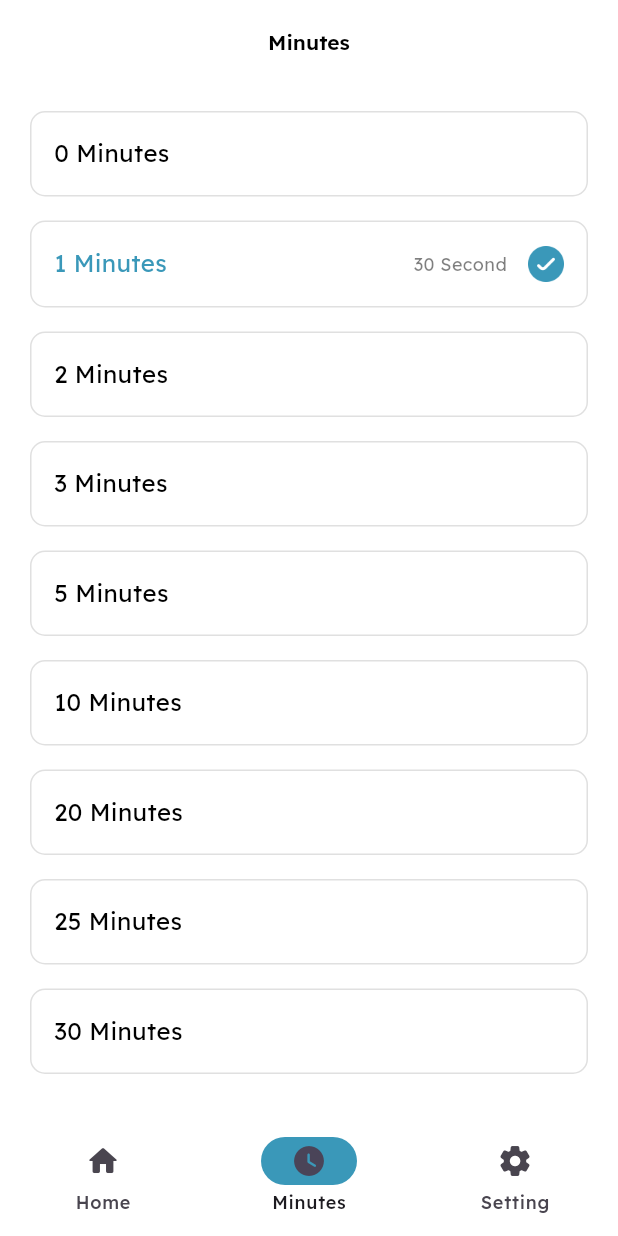
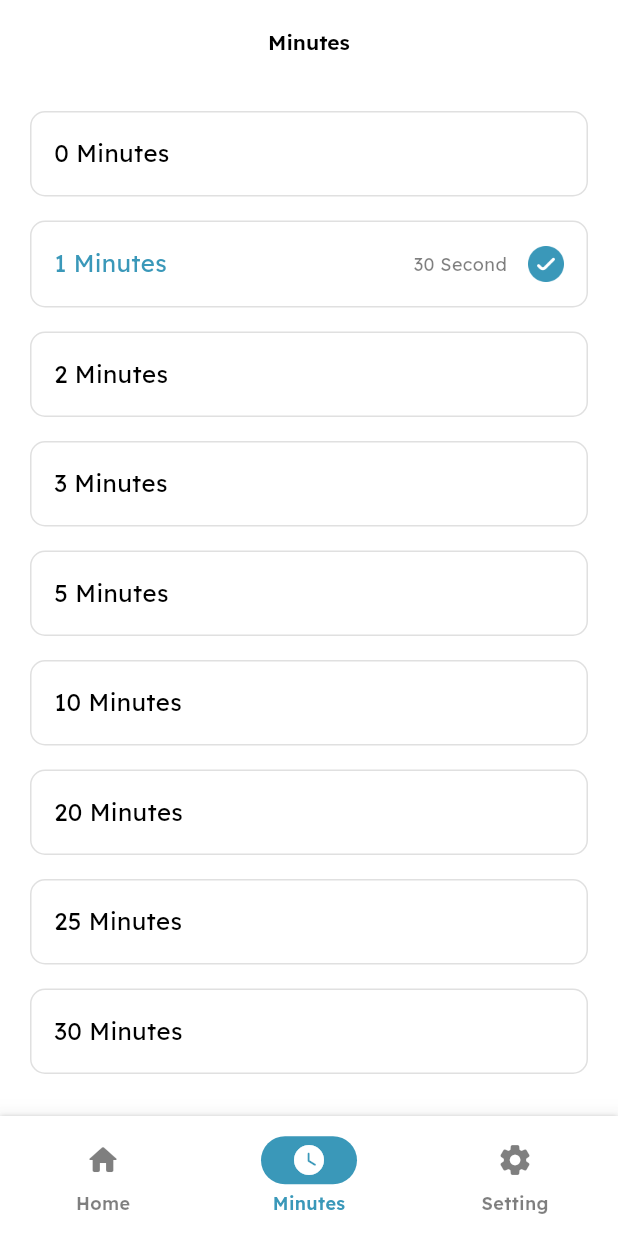
Before and after one commit to krupaliL/parent_internet_lock, a Flutter app: the NavigationMenu screen opened directly, item 2 of the bottom bar chosen, on a phone screen of 412 x 824 dp. Run offline on Flutter 3.47's test engine with Material 3 defaults, Android fonts, the phone set to English and light mode, and no system bars; drawn by our look-alikes of flutter_smart_dialog; our stand-ins replace get, iconsax, pinput.

Commit message:
navigationBar widgets modification and remove some unwanted comments

```diff
--- a/lib/features/internet/screens/home/home.dart
+++ b/lib/features/internet/screens/home/home.dart
@@ -68,6 +68,7 @@ class HomeScreen extends StatelessWidget {
                     },
                   ),
           ),
+          // const SizedBox(height: 10),
         ],
       ),
     );
--- a/lib/features/internet/screens/minutes/minutes.dart
+++ b/lib/features/internet/screens/minutes/minutes.dart
@@ -24,6 +24,7 @@ class MinutesScreen extends StatelessWidget {
           children: [
             const SizedBox(height: 10),
             Expanded(child: MinutesList()),
+            // const SizedBox(height: 10),
           ],
         ),
       )
--- a/lib/features/internet/screens/minutes/widgets/minutes_tile.dart
+++ b/lib/features/internet/screens/minutes/widgets/minutes_tile.dart
@@ -44,10 +44,10 @@ class MinutesList extends StatelessWidget {
                         borderRadius: BorderRadius.circular(10),
                         boxShadow: [
                           BoxShadow(
-                            color: Colors.grey.withOpacity(0.5), // Shadow color
-                            spreadRadius: 0.3, // Spread radius
-                            blurRadius: 0.5, // Blur radius
-                            offset: const Offset(0, 0), // Offset in x and y direction
+                            color: Colors.grey.withOpacity(0.5),
+                            spreadRadius: 0.3,
+                            blurRadius: 0.5,
+                            offset: const Offset(0, 0),
                           ),
                         ],
                       ),
--- a/lib/features/personalization/screens/settings/settings_screen.dart
+++ b/lib/features/personalization/screens/settings/settings_screen.dart
@@ -115,6 +115,7 @@ class SettingsScreen extends StatelessWidget {
                   ),
                 ],
               ),
+              const SizedBox(height: 15),
             ],
           ),
         )
--- a/lib/navigation_menu.dart
+++ b/lib/navigation_menu.dart
@@ -5,6 +5,7 @@ import 'package:parent_internet_lock/features/personalization/screens/settings/s
 import 'package:parent_internet_lock/utils/constants/colors.dart';
 
 import 'features/internet/screens/home/home.dart';
+
 class NavigationMenu extends StatelessWidget {
   const NavigationMenu({super.key});
 
@@ -14,19 +15,57 @@ class NavigationMenu extends StatelessWidget {
 
     return Scaffold(
       bottomNavigationBar: Obx(
-            () => NavigationBar(
-          height: 80,
-          elevation: 0,
-          selectedIndex: controller.selectedIndex.value,
-          onDestinationSelected: (index) => controller.selectedIndex.value = index,
-          backgroundColor: PColors.white,
-          indicatorColor: PColors.primary,
-
-          destinations: const [
-            NavigationDestination(icon: Icon(Icons.home_rounded), label: 'Home',),
-            NavigationDestination(icon: Icon(Icons.watch_later_rounded), label: 'Minutes'),
-            NavigationDestination(icon: Icon(Icons.settings_rounded), label: 'Setting'),
-          ],
+        () => Container(
+          decoration: BoxDecoration(
+            color: PColors.black50,
+            boxShadow: [
+              BoxShadow(
+                color: Colors.grey.withOpacity(0.5),
+                spreadRadius: 0.3,
+                blurRadius: 2,
+                offset: const Offset(0, 0),
+              ),
+            ],
+          ),
+          child: NavigationBar(
+            height: 80,
+            elevation: 15,
+            shadowColor: PColors.black,
+            selectedIndex: controller.selectedIndex.value,
+            onDestinationSelected: (index) => controller.changeIndex(index),
+            backgroundColor: PColors.white,
+            indicatorColor: PColors.primary,
+            destinations: [
+              NavigationDestination(
+                icon: Icon(
+                  Icons.home_rounded,
+                  color: controller.selectedIndex.value == 0
+                      ? PColors.white
+                      : PColors.black50,
+                ),
+                label: 'Home',
+              ),
+              NavigationDestination(
+                icon: Icon(
+                  Icons.watch_later_rounded,
+                  color: controller.selectedIndex.value == 1
+                      ? PColors.white
+                      : PColors.black50,
+                ),
+                label: 'Minutes',
+              ),
+              NavigationDestination(
+                icon: Icon(
+                  Icons.settings_rounded,
+                  color: controller.selectedIndex.value == 2
+                      ? PColors.white
+                      : PColors.black50,
+                ),
+                label: 'Setting',
+              ),
+            ],
+            labelBehavior: NavigationDestinationLabelBehavior.alwaysShow,
+          ),
         ),
       ),
       body: Obx(() => controller.screens[controller.selectedIndex.value]),
@@ -34,12 +73,13 @@ class NavigationMenu extends StatelessWidget {
   }
 }
 
-class NavigationController extends GetxController{
+class NavigationController extends GetxController {
   final Rx<int> selectedIndex = 0.obs;
 
-  final screens = [
-    HomeScreen(),
-    const MinutesScreen(),
-    const SettingsScreen()
-  ];
+  final screens = [HomeScreen(), const MinutesScreen(), const SettingsScreen()];
+
+  // Method to change the selected index
+  void changeIndex(int index) {
+    selectedIndex.value = index;
+  }
 }
--- a/lib/utils/theme/theme.dart
+++ b/lib/utils/theme/theme.dart
@@ -9,6 +9,14 @@ class PAppTheme {
 
   /// Light Theme
   static ThemeData lightTheme = ThemeData(
+    navigationBarTheme: NavigationBarThemeData(
+      labelTextStyle: WidgetStateProperty.resolveWith<TextStyle>((states) {
+        if (states.contains(WidgetState.selected)) {
+          return const TextStyle(fontFamily: 'LexendDeca', fontWeight: FontWeight.w600, fontSize: 12.0, color: PColors.primary);
+        }
+        return const TextStyle(fontFamily: 'LexendDeca', fontWeight: FontWeight.w600, fontSize: 12.0, color: PColors.black50);
+      }),
+    ),
     useMaterial3: true,
     fontFamily: 'LexendDeca',
     brightness: Brightness.light,
```
Also changed, not shown: lib/common/widgets/elevated_button_widgets/elevated_button_widget.dart (+4 -4 lines), lib/common/widgets/text_form_field_widgets/password_field_widget.dart (+4 -4 lines), lib/common/widgets/text_form_field_widgets/text_form_field_widget.dart (+4 -4 lines), lib/features/authentication/screens/password_configuration/forgot_password.dart (+23 -10 lines), lib/features/authentication/screens/password_configuration/update_password.dart (+24 -14 lines), lib/features/personalization/screens/settings/subscription/widgets/subscription/free_trial_elevated_button_widget.dart (+4 -4 lines), lib/features/personalization/screens/settings/subscription/widgets/subscription/subscription_plan_container_widget.dart (+8 -9 lines), lib/features/personalization/screens/settings/subscription/widgets/subscription_plan/subscription_plan_widget.dart (+4 -4 lines), lib/features/personalization/screens/settings/widgets/settings_manu_tile.dart (+4 -4 lines), lib/features/personalization/screens/splash/splash_screen.dart (+4 -4 lines).
